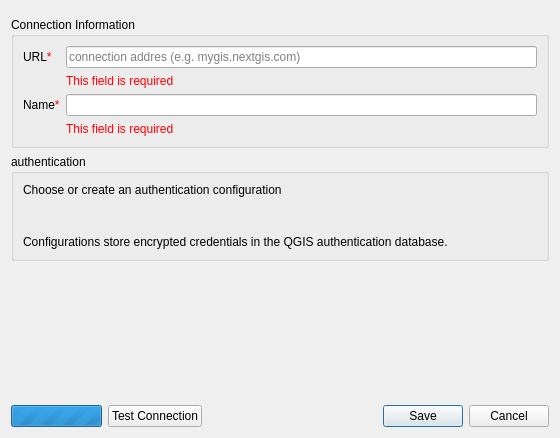
nextgis/nextgis_connect, file src/nextgis_connect/ngw_connection/ngw_connection_edit_dialog_base.ui: the form before one commit.
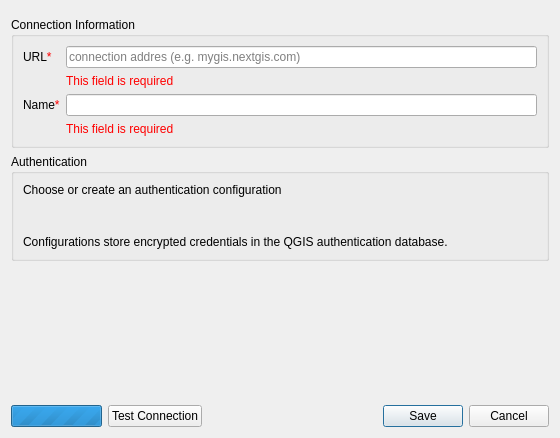
The form after the commit. Custom widgets are drawn as their Qt base class.

Commit message: Enhance connections settings

```diff
--- a/src/nextgis_connect/ngw_connection/ngw_connection_edit_dialog_base.ui
+++ b/src/nextgis_connect/ngw_connection/ngw_connection_edit_dialog_base.ui
@@ -90,7 +90,7 @@
       </sizepolicy>
      </property>
      <property name="title">
-      <string>authentication</string>
+      <string>Authentication</string>
      </property>
      <layout class="QVBoxLayout" name="verticalLayout_3">
       <item>
```
The commit also changes 2 other files.
